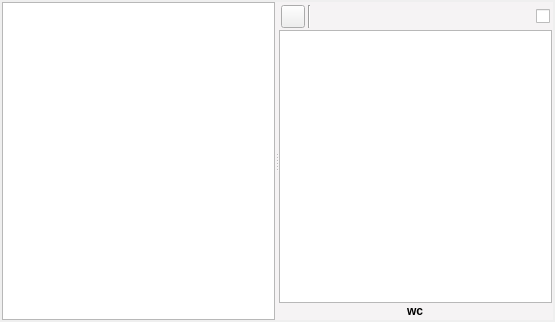
zkovari/plotlyst, file ui/manuscript_view.ui: the form before one commit.
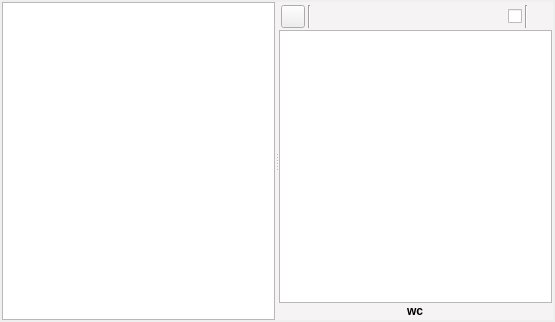
The form after the commit. Custom widgets are drawn as their Qt base class.

```diff
--- a/ui/manuscript_view.ui
+++ b/ui/manuscript_view.ui
@@ -161,6 +161,26 @@
              </property>
             </widget>
            </item>
+           <item>
+            <widget class="Line" name="line_2">
+             <property name="orientation">
+              <enum>Qt::Vertical</enum>
+             </property>
+            </widget>
+           </item>
+           <item>
+            <widget class="QToolButton" name="btnContext">
+             <property name="cursor">
+              <cursorShape>PointingHandCursor</cursorShape>
+             </property>
+             <property name="styleSheet">
+              <string notr="true">QToolButton {border: 0px;}</string>
+             </property>
+             <property name="text">
+              <string/>
+             </property>
+            </widget>
+           </item>
           </layout>
          </widget>
         </item>
```
